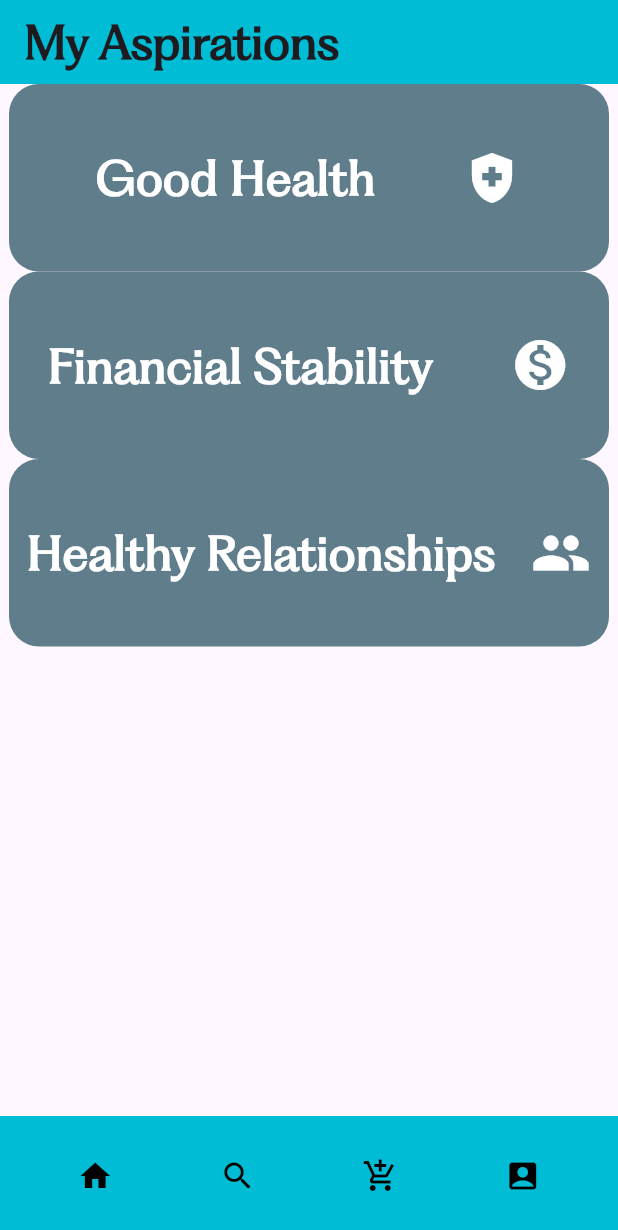
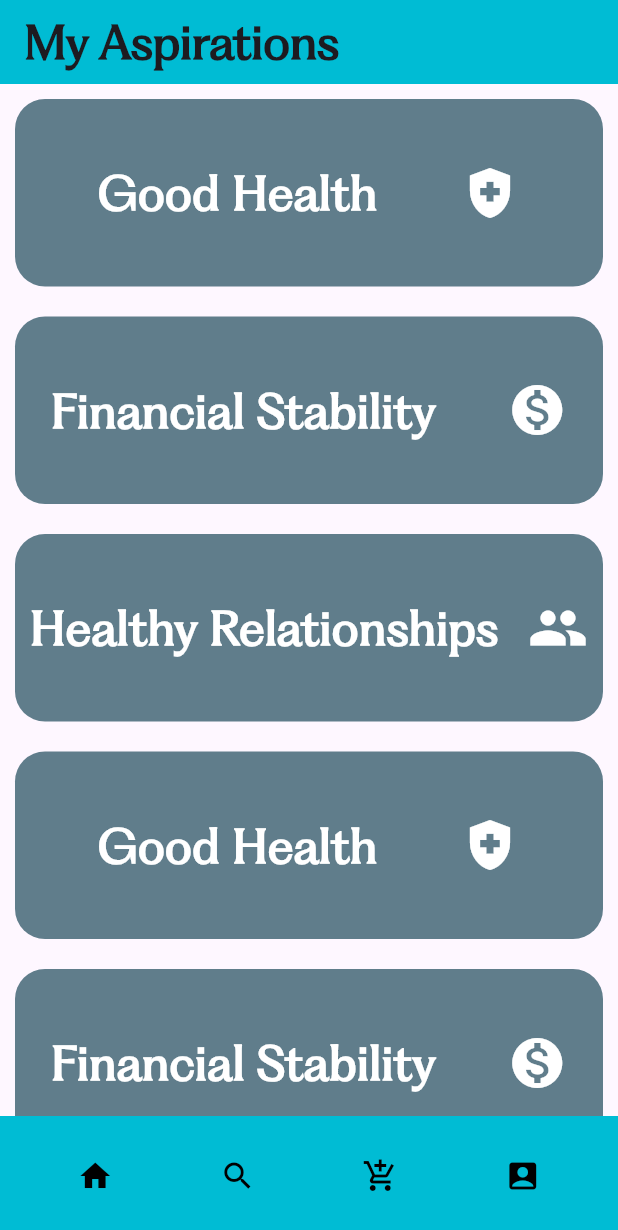
Before and after one commit to Bancantcode/Flutter, a Flutter app: the screen it shows after launch, on a phone screen of 412 x 824 dp. Shown: the top 1230 px of the screen. Run offline on Flutter 3.47's test engine with Material 3 defaults, Android fonts, the phone set to English and light mode, and no system bars.

Commit message:
stateless buckets

```diff
--- a/demo_2/lib/screens/Bucket1.dart
+++ b/demo_2/lib/screens/Bucket1.dart
@@ -7,6 +7,7 @@ class Bucket1 extends StatelessWidget {
   Widget build(BuildContext context) {
     return Container(
       height: 125.0, width: 400.0, alignment: Alignment.center,
+      margin: const EdgeInsets.all(10.0),
       decoration: BoxDecoration(
         color: Colors.blueGrey,
         borderRadius: BorderRadius.circular(20.0)
--- a/demo_2/lib/screens/Bucket2.dart
+++ b/demo_2/lib/screens/Bucket2.dart
@@ -7,6 +7,7 @@ class Bucket2 extends StatelessWidget {
   Widget build(BuildContext context) {
     return Container(
       height: 125.0, width: 400.0, alignment: Alignment.center,
+      margin: const EdgeInsets.all(10.0),
       decoration: BoxDecoration(
         color: Colors.blueGrey,
         borderRadius: BorderRadius.circular(20.0)
--- a/demo_2/lib/screens/Bucket3.dart
+++ b/demo_2/lib/screens/Bucket3.dart
@@ -8,7 +8,7 @@ class Bucket3 extends StatelessWidget {
     return Container(
       height: 125.0,
       width: 400.0,
-      // margin: const EdgeInsets.all(20.0),
+      margin: const EdgeInsets.all(10.0),
       alignment: Alignment.center,
       decoration: BoxDecoration(
         color: Colors.blueGrey,
--- a/demo_2/lib/screens/HomePage.dart
+++ b/demo_2/lib/screens/HomePage.dart
@@ -11,12 +11,14 @@ class HomePage extends StatelessWidget {
     return Scaffold(
       appBar: AppBar(
         backgroundColor: Colors.cyan,
-        title: const Text('My Aspirations',
+        title: const Text(
+          'My Aspirations',
           style: TextStyle(
             fontFamily: 'PPFragment',
             fontSize: 30.0,
-            fontWeight: FontWeight.bold
-          )),
+            fontWeight: FontWeight.bold,
+          ),
+        ),
       ),
       bottomNavigationBar: BottomAppBar(
         color: Colors.cyan,
@@ -46,11 +48,31 @@ class HomePage extends StatelessWidget {
           ],
         ),
       ),
-      body: Material(child: Center(child: Column(children: [
-        Bucket1(),
-        Bucket2(),
-        Bucket3(),
-      ],))),
+      body: Material(
+        child: Scrollbar(
+          child: SingleChildScrollView(
+            child: Center(
+              child: Column(
+                children: [
+                  Bucket1(),
+                  Bucket2(),
+                  Bucket3(),
+                  Bucket1(),
+                  Bucket2(),
+                  Bucket3(),
+                  Bucket1(),
+                  Bucket2(),
+                  Bucket3(),
+                  Bucket1(),
+                  Bucket2(),
+                  Bucket3(),
+
+                ],  // Removed the extra comma here
+              ),
+            ),
+          ),
+        ),
+      ),
     );
   }
 }
```
